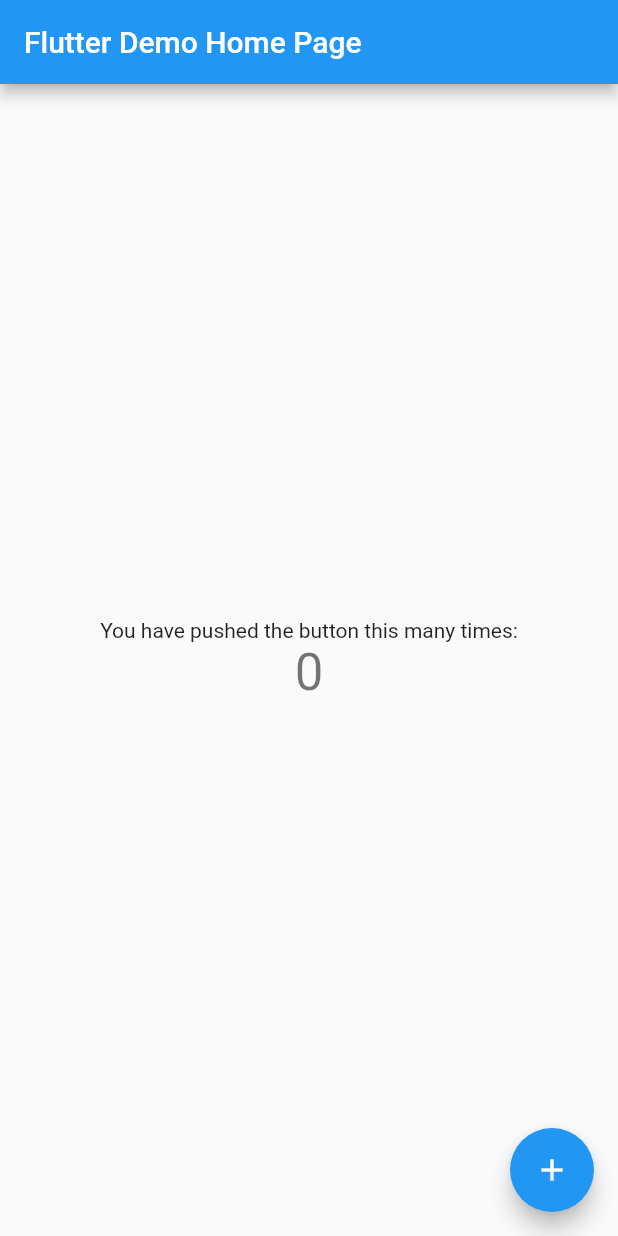
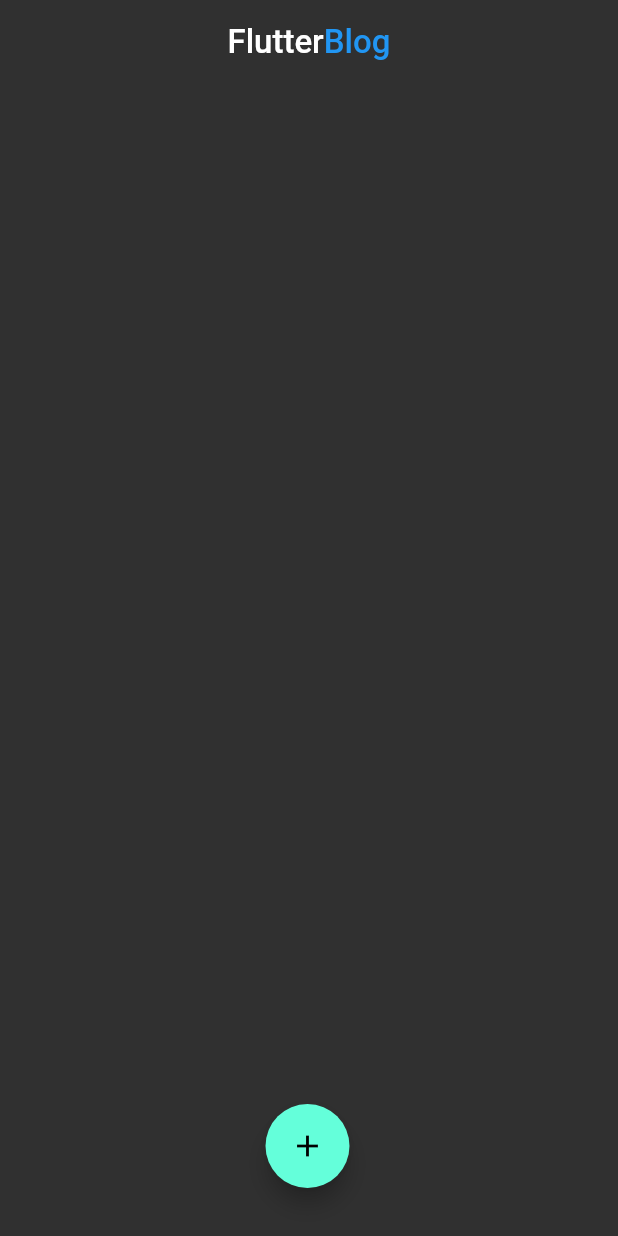
Before and after one commit to PatrickChow0803/Flutter_Blog, a Flutter app: the screen it shows after launch, on a phone screen of 412 x 824 dp. Run offline on Flutter 3.47's test engine with Material 2 defaults, Android fonts, the phone set to English and light mode, and no system bars.

Commit message:
Added the bare minimum for the home screen

```diff
--- a/lib/main.dart
+++ b/lib/main.dart
@@ -1,4 +1,5 @@
 import 'package:flutter/material.dart';
+import 'package:flutter_blog/screens/home.dart';
 
 void main() {
   runApp(MyApp());
@@ -10,108 +11,8 @@ class MyApp extends StatelessWidget {
   Widget build(BuildContext context) {
     return MaterialApp(
       title: 'Flutter Demo',
-      theme: ThemeData(
-        // This is the theme of your application.
-        //
-        // Try running your application with "flutter run". You'll see the
-        // application has a blue toolbar. Then, without quitting the app, try
-        // changing the primarySwatch below to Colors.green and then invoke
-        // "hot reload" (press "r" in the console where you ran "flutter run",
-        // or simply save your changes to "hot reload" in a Flutter IDE).
-        // Notice that the counter didn't reset back to zero; the application
-        // is not restarted.
-        primarySwatch: Colors.blue,
-        // This makes the visual density adapt to the platform that you run
-        // the app on. For desktop platforms, the controls will be smaller and
-        // closer together (more dense) than on mobile platforms.
-        visualDensity: VisualDensity.adaptivePlatformDensity,
-      ),
-      home: MyHomePage(title: 'Flutter Demo Home Page'),
+      theme: ThemeData.dark(),
+      home: HomePage(),
     );
   }
 }
-
-class MyHomePage extends StatefulWidget {
-  MyHomePage({Key key, this.title}) : super(key: key);
-
-  // This widget is the home page of your application. It is stateful, meaning
-  // that it has a State object (defined below) that contains fields that affect
-  // how it looks.
-
-  // This class is the configuration for the state. It holds the values (in this
-  // case the title) provided by the parent (in this case the App widget) and
-  // used by the build method of the State. Fields in a Widget subclass are
-  // always marked "final".
-
-  final String title;
-
-  @override
-  _MyHomePageState createState() => _MyHomePageState();
-}
-
-class _MyHomePageState extends State<MyHomePage> {
-  int _counter = 0;
-
-  void _incrementCounter() {
-    setState(() {
-      // This call to setState tells the Flutter framework that something has
-      // changed in this State, which causes it to rerun the build method below
-      // so that the display can reflect the updated values. If we changed
-      // _counter without calling setState(), then the build method would not be
-      // called again, and so nothing would appear to happen.
-      _counter++;
-    });
-  }
-
-  @override
-  Widget build(BuildContext context) {
-    // This method is rerun every time setState is called, for instance as done
-    // by the _incrementCounter method above.
-    //
-    // The Flutter framework has been optimized to make rerunning build methods
-    // fast, so that you can just rebuild anything that needs updating rather
-    // than having to individually change instances of widgets.
-    return Scaffold(
-      appBar: AppBar(
-        // Here we take the value from the MyHomePage object that was created by
-        // the App.build method, and use it to set our appbar title.
-        title: Text(widget.title),
-      ),
-      body: Center(
-        // Center is a layout widget. It takes a single child and positions it
-        // in the middle of the parent.
-        child: Column(
-          // Column is also a layout widget. It takes a list of children and
-          // arranges them vertically. By default, it sizes itself to fit its
-          // children horizontally, and tries to be as tall as its parent.
-          //
-          // Invoke "debug painting" (press "p" in the console, choose the
-          // "Toggle Debug Paint" action from the Flutter Inspector in Android
-          // Studio, or the "Toggle Debug Paint" command in Visual Studio Code)
-          // to see the wireframe for each widget.
-          //
-          // Column has various properties to control how it sizes itself and
-          // how it positions its children. Here we use mainAxisAlignment to
-          // center the children vertically; the main axis here is the vertical
-          // axis because Columns are vertical (the cross axis would be
-          // horizontal).
-          mainAxisAlignment: MainAxisAlignment.center,
-          children: <Widget>[
-            Text(
-              'You have pushed the button this many times:',
-            ),
-            Text(
-              '$_counter',
-              style: Theme.of(context).textTheme.headline4,
-            ),
-          ],
-        ),
-      ),
-      floatingActionButton: FloatingActionButton(
-        onPressed: _incrementCounter,
-        tooltip: 'Increment',
-        child: Icon(Icons.add),
-      ), // This trailing comma makes auto-formatting nicer for build methods.
-    );
-  }
-}
--- /dev/null
+++ b/lib/screens/create_blog.dart
@@ -0,0 +1,13 @@
+import 'package:flutter/material.dart';
+
+class CreateBlog extends StatefulWidget {
+  @override
+  _CreateBlogState createState() => _CreateBlogState();
+}
+
+class _CreateBlogState extends State<CreateBlog> {
+  @override
+  Widget build(BuildContext context) {
+    return Container();
+  }
+}
--- /dev/null
+++ b/lib/screens/home.dart
@@ -0,0 +1,43 @@
+import 'package:flutter/material.dart';
+
+class HomePage extends StatefulWidget {
+  @override
+  _HomePageState createState() => _HomePageState();
+}
+
+class _HomePageState extends State<HomePage> {
+  @override
+  Widget build(BuildContext context) {
+    return Scaffold(
+      appBar: AppBar(
+        elevation: 0.0,
+        backgroundColor: Colors.transparent,
+        title: Row(
+          mainAxisAlignment: MainAxisAlignment.center,
+          children: [
+            Text(
+              'Flutter',
+              style: TextStyle(fontSize: 22),
+            ),
+            Text(
+              'Blog',
+              style: TextStyle(fontSize: 22, color: Colors.blue),
+            ),
+          ],
+        ),
+      ),
+      floatingActionButton: Padding(
+        padding: const EdgeInsets.only(bottom: 16.0, left: 30.0),
+        child: Row(
+          mainAxisAlignment: MainAxisAlignment.center,
+          children: [
+            FloatingActionButton(
+              onPressed: () {},
+              child: Icon(Icons.add),
+            ),
+          ],
+        ),
+      ),
+    );
+  }
+}
```
